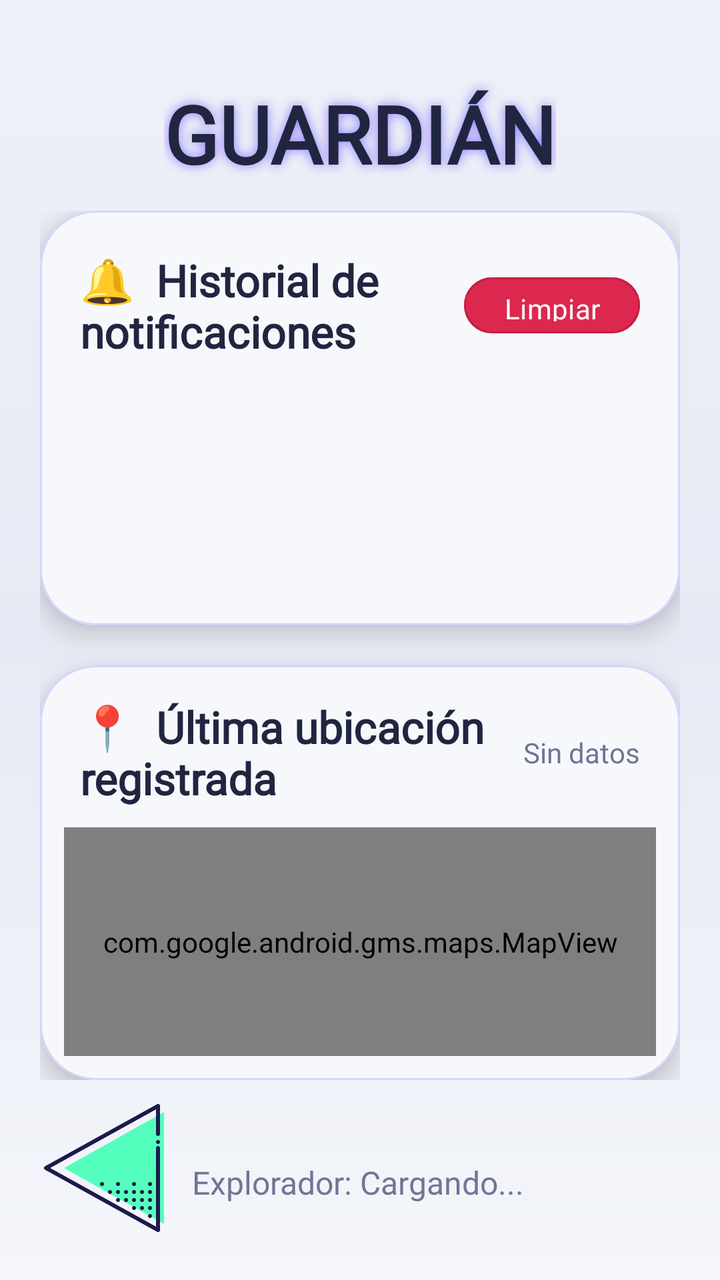
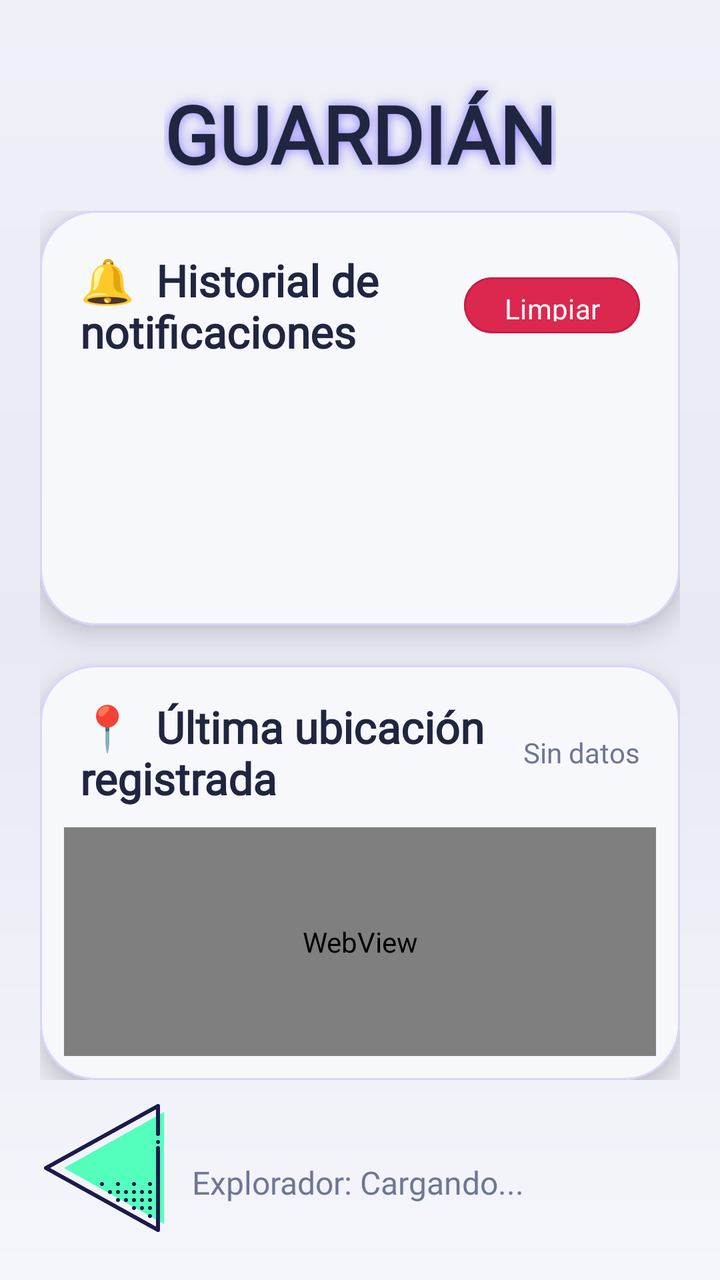

Screens rendered from an Android XML layout before and after an edit, with the pre-edit source and the edit as a unified diff.
<!-- AndroidManifest.xml: application theme Theme.Aura -->
<!-- res/layout/pantalla_guardian.xml -->
<?xml version="1.0" encoding="utf-8"?>
<RelativeLayout xmlns:android="http://schemas.android.com/apk/res/android"
    xmlns:app="http://schemas.android.com/apk/res-auto"
    xmlns:tools="http://schemas.android.com/tools"
    android:id="@+id/main_guardian"
    android:layout_width="match_parent"
    android:layout_height="match_parent"
    android:background="@drawable/bg_neon_dark"
    tools:context=".PantallaGuardian">

    
    <ImageButton
        android:id="@+id/imageButtonRegresarGuardian"
        android:layout_width="64dp"
        android:layout_height="64dp"
        android:layout_alignParentStart="true"
        android:layout_alignParentBottom="true"
        android:layout_marginStart="20dp"
        android:layout_marginBottom="24dp"
        android:background="@android:color/transparent"
        android:contentDescription="Regresar"
        android:scaleType="fitCenter"
        android:src="@drawable/flechaizquierda" />

    
    <TextView
        android:id="@+id/tvNombreExploradorVinculado"
        android:layout_width="match_parent"
        android:layout_height="wrap_content"
        android:layout_alignParentBottom="true"
        android:layout_toEndOf="@id/imageButtonRegresarGuardian"
        android:layout_marginStart="12dp"
        android:layout_marginEnd="20dp"
        android:layout_marginBottom="38dp"
        android:fontFamily="@font/caveat_brush"
        android:text="Explorador: Cargando..."
        android:textColor="@color/aura_text_hint"
        android:textSize="16sp"
        android:gravity="center_vertical" />

    
    <TextView
        android:id="@+id/tvTituloGuardian"
        android:layout_width="wrap_content"
        android:layout_height="wrap_content"
        android:layout_centerHorizontal="true"
        android:layout_alignParentTop="true"
        android:layout_marginTop="40dp"
        android:gravity="center_vertical"
        android:fontFamily="@font/caveat_brush"
        android:text="GUARDIÁN"
        android:textColor="@color/aura_text_primary"
        android:textSize="40sp"
        android:textStyle="bold"
        android:shadowColor="@color/aura_card_stroke"
        android:shadowRadius="14"
        android:shadowDx="0"
        android:shadowDy="0" />

    
    <LinearLayout
        android:id="@+id/layoutPaneles"
        android:layout_width="match_parent"
        android:layout_height="match_parent"
        android:layout_below="@id/tvTituloGuardian"
        android:layout_marginHorizontal="20dp"
        android:layout_marginTop="12dp"
        android:layout_above="@id/imageButtonRegresarGuardian"
        android:layout_marginBottom="12dp"
        android:orientation="vertical"
        android:weightSum="2">

        
        <com.google.android.material.card.MaterialCardView
            android:id="@+id/cardHistorial"
            android:layout_width="match_parent"
            android:layout_height="0dp"
            android:layout_weight="1"
            android:layout_marginBottom="10dp"
            app:cardBackgroundColor="@color/aura_card_bg"
            app:cardCornerRadius="28dp"
            app:cardElevation="8dp"
            app:strokeColor="@color/aura_card_stroke_subtle"
            app:strokeWidth="1dp">

            <LinearLayout
                android:layout_width="match_parent"
                android:layout_height="match_parent"
                android:orientation="vertical"
                android:padding="20dp">

                
                <LinearLayout
                    android:layout_width="match_parent"
                    android:layout_height="wrap_content"
                    android:layout_marginBottom="12dp"
                    android:gravity="center_vertical"
                    android:orientation="horizontal">

                    <TextView
                        android:layout_width="0dp"
                        android:layout_height="wrap_content"
                        android:layout_weight="1"
                        android:fontFamily="@font/caveat_brush"
                        android:text="🔔  Historial de notificaciones"
                        android:textColor="@color/aura_text_primary"
                        android:textSize="22sp"
                        android:textStyle="bold" />

                    <com.google.android.material.button.MaterialButton
                        android:id="@+id/btnLimpiarHistorial"
                        android:layout_width="wrap_content"
                        android:layout_height="36dp"
                        android:fontFamily="@font/caveat_brush"
                        android:text="Limpiar"
                        android:textColor="@color/white"
                        android:textSize="14sp"
                        android:paddingStart="14dp"
                        android:paddingEnd="14dp"
                        app:backgroundTint="@color/aura_btn_fill"
                        app:cornerRadius="18dp"
                        app:strokeColor="@color/aura_btn_stroke"
                        app:strokeWidth="1dp" />

                </LinearLayout>

                
                <ListView
                    android:id="@+id/listViewNotificaciones"
                    android:layout_width="match_parent"
                    android:layout_height="0dp"
                    android:layout_weight="1"
                    android:divider="@color/aura_card_stroke_subtle"
                    android:dividerHeight="1dp"
                    android:scrollbars="vertical" />

            </LinearLayout>

        </com.google.android.material.card.MaterialCardView>

        
        <com.google.android.material.card.MaterialCardView
            android:id="@+id/cardMapa"
            android:layout_width="match_parent"
            android:layout_height="0dp"
            android:layout_weight="1"
            android:layout_marginTop="10dp"
            app:cardBackgroundColor="@color/aura_card_bg"
            app:cardCornerRadius="28dp"
            app:cardElevation="8dp"
            app:strokeColor="@color/aura_card_stroke_subtle"
            app:strokeWidth="1dp">

            <LinearLayout
                android:layout_width="match_parent"
                android:layout_height="match_parent"
                android:orientation="vertical">

                
                <LinearLayout
                    android:layout_width="match_parent"
                    android:layout_height="wrap_content"
                    android:gravity="center_vertical"
                    android:orientation="horizontal"
                    android:paddingHorizontal="20dp"
                    android:paddingTop="16dp"
                    android:paddingBottom="10dp">

                    <TextView
                        android:layout_width="0dp"
                        android:layout_height="wrap_content"
                        android:layout_weight="1"
                        android:fontFamily="@font/caveat_brush"
                        android:text="📍  Última ubicación registrada"
                        android:textColor="@color/aura_text_primary"
                        android:textSize="22sp"
                        android:textStyle="bold" />

                    <TextView
                        android:id="@+id/tvUltimaActualizacion"
                        android:layout_width="wrap_content"
                        android:layout_height="wrap_content"
                        android:fontFamily="@font/caveat_brush"
                        android:text="Sin datos"
                        android:textColor="@color/aura_text_hint"
                        android:textSize="14sp" />

                </LinearLayout>

                
                <com.google.android.gms.maps.MapView
                    android:id="@+id/mapViewGuardian"
                    android:layout_width="match_parent"
                    android:layout_height="0dp"
                    android:layout_weight="1"
                    android:layout_marginHorizontal="12dp"
                    android:layout_marginBottom="12dp" />

            </LinearLayout>

        </com.google.android.material.card.MaterialCardView>

    </LinearLayout>

</RelativeLayout>
<!-- resources referenced by this layout -->
<resources>
  <color name="aura_btn_fill">#DC284F</color>
  <color name="aura_btn_stroke">#C61F44</color>
  <color name="aura_card_bg">#F7F8FC</color>
  <color name="aura_card_stroke">#8C7BFF</color>
  <color name="aura_card_stroke_subtle">#D9D3FF</color>
  <color name="aura_text_hint">#6E7694</color>
  <color name="aura_text_primary">#202640</color>
  <color name="white">#FFFFFFFF</color>
  <!-- drawable bg_neon_dark (drawable) -->
  ﻿<?xml version="1.0" encoding="utf-8"?>
  <shape xmlns:android="http://schemas.android.com/apk/res/android">
      <gradient
          android:angle="270"
          android:startColor="#EEF1F8"
          android:centerColor="#E7EAF4"
          android:endColor="#F4F6FB"
          android:type="linear" />
  </shape>
  <!-- drawable flechaizquierda: png bitmap (drawable, 26409 bytes) -->
  <style name="Theme.Aura" parent="Base.Theme.Aura" />
  <style name="Base.Theme.Aura" parent="Theme.Material3.DayNight.NoActionBar">
          <item name="colorPrimary">@color/aura_btn_fill</item>
          <item name="colorOnPrimary">@color/white</item>
          <item name="android:windowBackground">@color/aura_card_bg</item>
      </style>
</resources>

<!-- the commit's change to res/layout/pantalla_guardian.xml (unified diff, before → after) -->
@@ -188,8 +188,8 @@
                 </LinearLayout>
 
                 
-                <com.google.android.gms.maps.MapView
-                    android:id="@+id/mapViewGuardian"
+                <WebView
+                    android:id="@+id/webViewGuardian"
                     android:layout_width="match_parent"
                     android:layout_height="0dp"
                     android:layout_weight="1"
